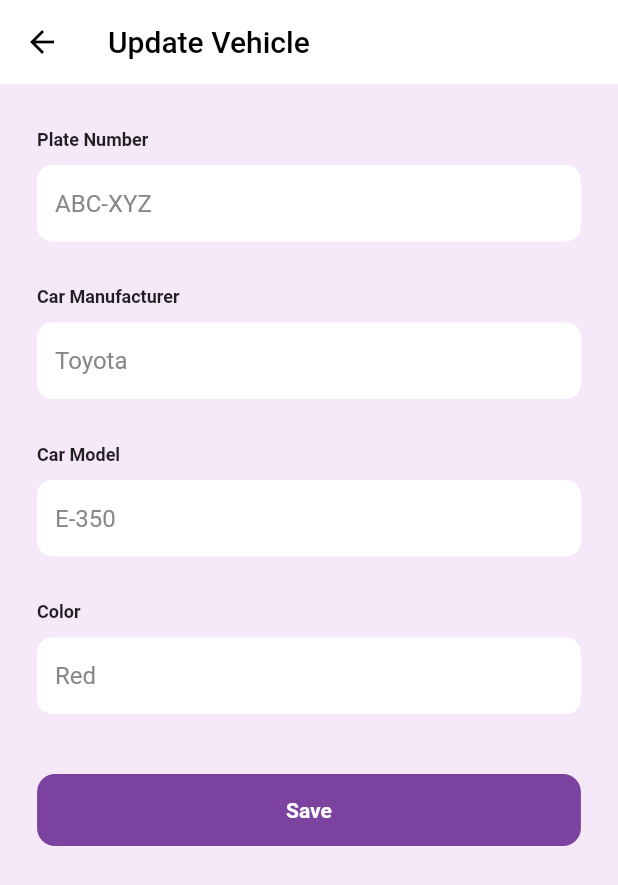
After one commit to cs-onah/Shuttla, a Flutter app: the VehicleEditScreen screen opened by its route, after a tap on "Save", on a phone screen of 412 x 824 dp. The commit adds this screen. Shown: the top 885 px of the screen. Run offline on Flutter 3.47's test engine with Material 2 defaults, Android fonts, the phone set to English and light mode, and no system bars; our stand-ins replace cloud_firestore, equatable, event_bus, firebase_auth, firebase_core, flutter_bloc and 9 more; missing offline and left inert: flutter_polyline_points, map_picker; accounts and stored records are empty; Roboto replaces fonts that are missing (Brown).

Commit message:
built update vehicle screen + added to route names

```diff
--- a/lib/constants/route_names.dart
+++ b/lib/constants/route_names.dart
@@ -6,8 +6,10 @@ import 'package:shuttla/ui/screens/driver/driver_home_screen.dart';
 import 'package:shuttla/ui/screens/onboarding/login_screen.dart';
 import 'package:shuttla/ui/screens/passenger/passenger_home_screen.dart';
 import 'package:shuttla/ui/screens/onboarding/select_user_screen.dart';
+import 'package:shuttla/ui/screens/shared/change_password_screen.dart';
 import 'package:shuttla/ui/screens/shared/location_select_screen.dart';
 import 'package:shuttla/ui/screens/shared/profile_screen.dart';
+import 'package:shuttla/ui/screens/shared/vehicle_edit_screen.dart';
 import 'package:shuttla/ui/screens/splash_screen.dart';
 import 'package:shuttla/constants/user_type_enum.dart';
 import 'package:shuttla/core/data_models/app_user.dart';
@@ -26,6 +28,8 @@ class RouteNames {
   static const String locationSelectScreen = 'locationSelectScreen';
   static const String createStationScreen = 'createStationScreen';
   static const String profileScreen = 'profileScreen';
+  static const String changePasswordScreen = 'changePasswordScreen';
+  static const String updateVehicleScreen = 'updateVehicleScreen';
 
 
   static Map<String, Widget Function(BuildContext)> routes = {
@@ -40,6 +44,8 @@ class RouteNames {
     locationSelectScreen: (context) => LocationSelectScreen(),
     createStationScreen: (context) => CreateStationScreen(),
     profileScreen: (context) => ProfileScreen(),
+    changePasswordScreen: (context) => ChangePasswordScreen(),
+    updateVehicleScreen: (context) => VehicleEditScreen(),
   };
 
   static Route<dynamic> generateRoute(RouteSettings settings) {
@@ -63,6 +69,10 @@ class RouteNames {
         return MaterialPageRoute(builder: (context) => CreateStationScreen());
       case profileScreen:
         return MaterialPageRoute(builder: (context) => ProfileScreen());
+      case changePasswordScreen:
+        return MaterialPageRoute(builder: (context) => ChangePasswordScreen());
+      case updateVehicleScreen:
+        return MaterialPageRoute(builder: (context) => VehicleEditScreen());
 
     //Default Route is error route
       default:
--- a/lib/ui/screens/shared/profile_screen.dart
+++ b/lib/ui/screens/shared/profile_screen.dart
@@ -8,8 +8,6 @@ import 'package:shuttla/ui/screens/shared/ui_kit.dart';
 import 'package:shuttla/ui/size_config/size_config.dart';
 import 'package:shuttla/ui/widgets/custom_button.dart';
 import 'package:shuttla/ui/widgets/custom_textfield.dart';
-import 'package:wheel_chooser/wheel_chooser.dart';
-import 'dart:math';
 
 class ProfileScreen extends StatefulWidget {
   const ProfileScreen({Key? key}) : super(key: key);
@@ -47,7 +45,6 @@ class _ProfileScreenState extends State<ProfileScreen> with Validators, UiKit {
   @override
   Widget build(BuildContext context) {
     return Scaffold(
-      // backgroundColor: Colors.white,
       appBar: AppBar(
         leading: BackButton(
           color: Colors.black,
--- /dev/null
+++ b/lib/ui/screens/shared/vehicle_edit_screen.dart
@@ -0,0 +1,118 @@
+import 'package:flutter/material.dart';
+import 'package:gap/gap.dart';
+import 'package:shuttla/core/services/auth_service.dart';
+import 'package:shuttla/core/services/session_manager.dart';
+import 'package:shuttla/core/utilities/validators.dart';
+import 'package:shuttla/ui/screens/shared/ui_kit.dart';
+import 'package:shuttla/ui/size_config/size_config.dart';
+import 'package:shuttla/ui/widgets/custom_button.dart';
+import 'package:shuttla/ui/widgets/custom_textfield.dart';
+
+class VehicleEditScreen extends StatefulWidget {
+  const VehicleEditScreen({Key? key}) : super(key: key);
+
+  @override
+  State<VehicleEditScreen> createState() => _VehicleEditScreenState();
+}
+
+class _VehicleEditScreenState extends State<VehicleEditScreen> with Validators, UiKit {
+  final plateNumberC = TextEditingController();
+  final carManufacturerC = TextEditingController();
+  final carModelC = TextEditingController();
+  final carColorC = TextEditingController();
+  final vehicleFormKey = GlobalKey<FormState>();
+
+  @override
+  Widget build(BuildContext context) {
+    return Scaffold(
+      appBar: AppBar(
+        leading: BackButton(
+          color: Colors.black,
+          onPressed: () => Navigator.pop(context),
+        ),
+        backgroundColor: Colors.white,
+        title: Text("Update Vehicle", style: TextStyle(color: Colors.black)),
+        elevation: 0,
+      ),
+      body: ListView(
+        padding: EdgeInsets.symmetric(horizontal: SizeConfig.widthOf(6)),
+        children: [
+          Gap(30),
+          Text("Plate Number",
+              style: TextStyle(fontSize: 12, fontWeight: FontWeight.bold)),
+          const Gap(10),
+          BoxTextField(
+            hintText: "ABC-XYZ",
+            controller: plateNumberC,
+            validator: (value) => validateName(value!),
+          ),
+          const Gap(30),
+          Text("Car Manufacturer",
+              style: TextStyle(fontSize: 12, fontWeight: FontWeight.bold)),
+          const Gap(10),
+          BoxTextField(
+            hintText: "Toyota",
+            controller: carManufacturerC,
+            validator: (value) => validateName(value!),
+          ),
+          const Gap(30),
+          Text("Car Model",
+              style: TextStyle(fontSize: 12, fontWeight: FontWeight.bold)),
+          const Gap(10),
+          BoxTextField(
+            hintText: "E-350",
+            controller: carModelC,
+            validator: (value) => validateName(value!),
+          ),
+          const Gap(30),
+          Text("Color",
+              style: TextStyle(fontSize: 12, fontWeight: FontWeight.bold)),
+          const Gap(10),
+          BoxTextField(
+            hintText: "Red",
+            controller: carColorC,
+            validator: (value) => validateName(value!),
+          ),
+          Gap(40),
+          SizedBox(
+            width: double.infinity,
+            child: BoxButton.purple(
+              text: "Save",
+              onPressedWithNotifier: updateVehicle,
+            ),
+          ),
+          Gap(30),
+        ],
+      ),
+    );
+  }
+
+  void updateVehicle(ValueNotifier notifier) async {
+    if(!vehicleFormKey.currentState!.validate()) return;
+    notifier.value = true;
+    final authService = AuthService();
+    try {
+      bool result =
+      await authService.updateUserProfile(SessionManager.user!.copyWith(
+          driverData: SessionManager.user!.driverData!.copyWith(
+            carColor: carColorC.text,
+            carModel: carModelC.text,
+            carManufacturer: carManufacturerC.text,
+            plateNumber: plateNumberC.text,
+          )));
+      if (result) {
+        Navigator.pop(context);
+        showToastMessage(
+          context,
+          "Profile Updated",
+          success: true,
+          duration: Duration(seconds: 2),
+        );
+      }
+    } catch (e) {
+      showToastMessage(context, '$e');
+    } finally {
+      notifier.value = false;
+    }
+  }
+}
```
